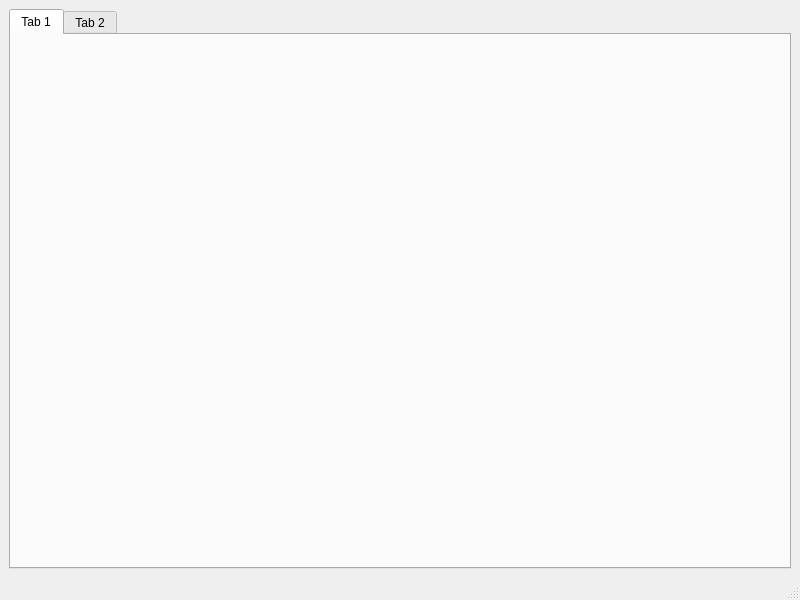
Qt form Milestone1_Grafisches_UI/Milestone1_Grafisches_UI/mainwindow.ui (janlycka/propra_goethe_uni_2019_20) before a commit.
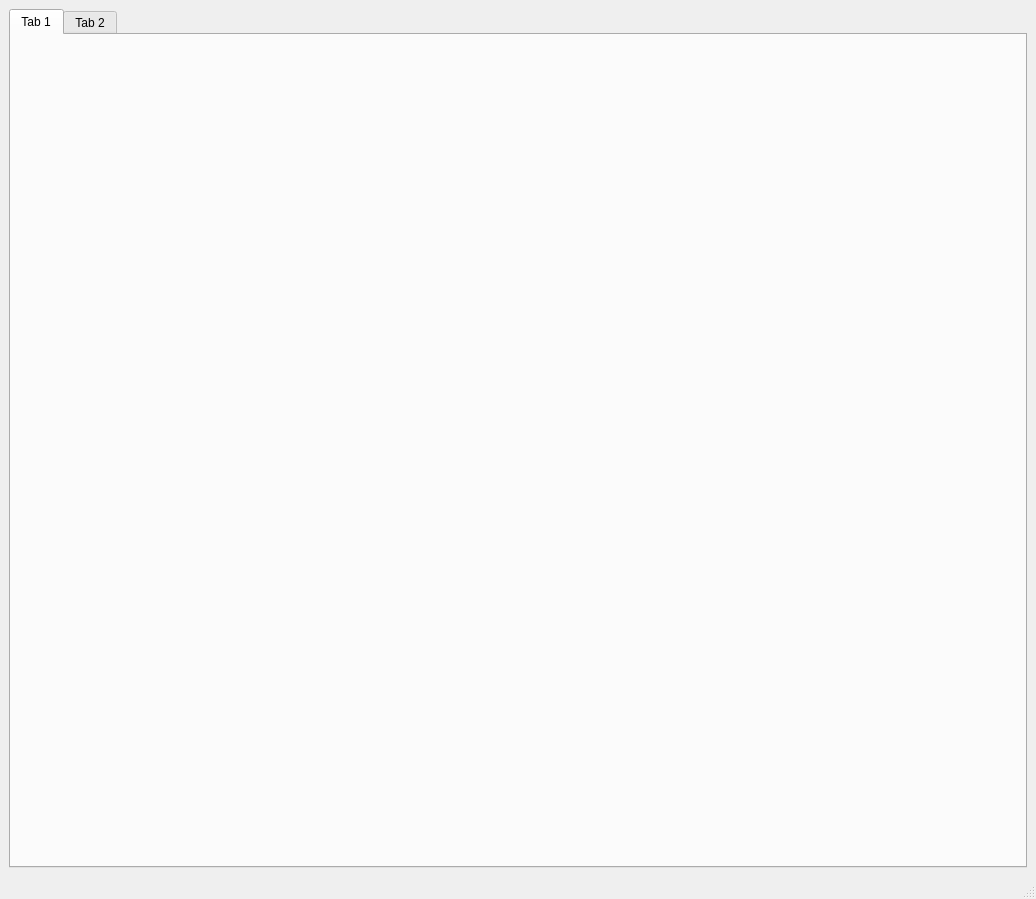
The same form after that commit.

The edit to the form file:
```diff
--- a/Milestone1_Grafisches_UI/Milestone1_Grafisches_UI/mainwindow.ui
+++ b/Milestone1_Grafisches_UI/Milestone1_Grafisches_UI/mainwindow.ui
@@ -6,8 +6,8 @@
    <rect>
     <x>0</x>
     <y>0</y>
-    <width>800</width>
-    <height>600</height>
+    <width>1036</width>
+    <height>899</height>
    </rect>
   </property>
   <property name="windowTitle">
```
Left out of the diff: 4 changed lines with no effect on the pictures.
